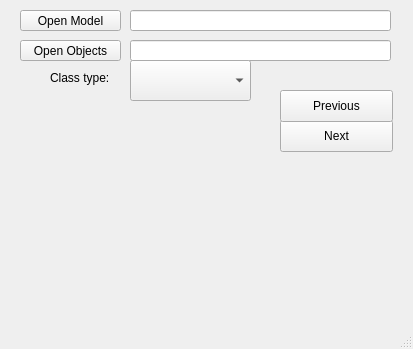
Andoku/AviaEditor, file mainwindow.ui: the form before one commit.
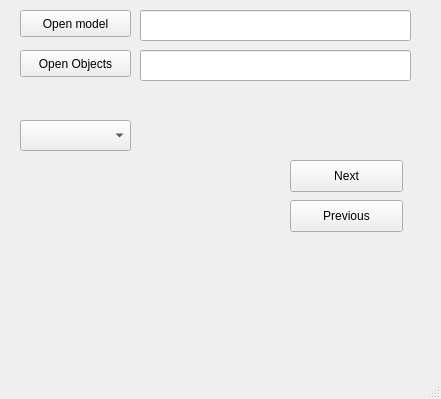
The form after the commit.

Commit message: Добавил перечислимый тип

The edit to the form file:
```diff
--- a/mainwindow.ui
+++ b/mainwindow.ui
@@ -6,47 +6,21 @@
    <rect>
     <x>0</x>
     <y>0</y>
-    <width>413</width>
-    <height>349</height>
+    <width>441</width>
+    <height>399</height>
    </rect>
   </property>
   <property name="windowTitle">
    <string>AviaEditor</string>
   </property>
   <widget class="QWidget" name="centralWidget">
-   <widget class="QToolButton" name="openModelButton">
-    <property name="geometry">
-     <rect>
-      <x>20</x>
-      <y>10</y>
-      <width>101</width>
-      <height>21</height>
-     </rect>
-    </property>
-    <property name="text">
-     <string>Open Model</string>
-    </property>
-   </widget>
-   <widget class="QToolButton" name="openObjectsButton">
-    <property name="geometry">
-     <rect>
-      <x>20</x>
-      <y>40</y>
-      <width>101</width>
-      <height>21</height>
-     </rect>
-    </property>
-    <property name="text">
-     <string>Open Objects</string>
-    </property>
-   </widget>
    <widget class="QLineEdit" name="modelFile">
     <property name="geometry">
      <rect>
-      <x>130</x>
+      <x>140</x>
       <y>10</y>
-      <width>261</width>
-      <height>21</height>
+      <width>271</width>
+      <height>31</height>
      </rect>
     </property>
     <property name="readOnly">
@@ -56,31 +30,21 @@
    <widget class="QLineEdit" name="objectsFile">
     <property name="geometry">
      <rect>
-      <x>130</x>
-      <y>40</y>
-      <width>261</width>
-      <height>21</height>
+      <x>140</x>
+      <y>50</y>
+      <width>271</width>
+      <height>31</height>
      </rect>
     </property>
     <property name="readOnly">
      <bool>true</bool>
     </property>
    </widget>
-   <widget class="QComboBox" name="classType">
-    <property name="geometry">
-     <rect>
-      <x>130</x>
-      <y>60</y>
-      <width>121</width>
-      <height>41</height>
-     </rect>
-    </property>
-   </widget>
    <widget class="QPushButton" name="nextButton">
     <property name="geometry">
      <rect>
-      <x>280</x>
-      <y>120</y>
+      <x>290</x>
+      <y>160</y>
       <width>113</width>
       <height>32</height>
      </rect>
@@ -92,8 +56,8 @@
    <widget class="QPushButton" name="previousButton">
     <property name="geometry">
      <rect>
-      <x>280</x>
-      <y>90</y>
+      <x>290</x>
+      <y>200</y>
       <width>113</width>
       <height>32</height>
      </rect>
@@ -102,30 +66,53 @@
      <string>Previous</string>
     </property>
    </widget>
-   <widget class="QLabel" name="classLabel">
-    <property name="geometry">
-     <rect>
-      <x>50</x>
-      <y>70</y>
-      <width>71</width>
-      <height>16</height>
-     </rect>
-    </property>
-    <property name="text">
-     <string>Class type:</string>
-    </property>
-   </widget>
    <widget class="QWidget" name="gridLayoutWidget">
     <property name="geometry">
      <rect>
       <x>20</x>
-      <y>100</y>
+      <y>160</y>
       <width>251</width>
-      <height>191</height>
+      <height>171</height>
      </rect>
     </property>
     <layout class="QGridLayout" name="layout"/>
    </widget>
+   <widget class="QComboBox" name="classType">
+    <property name="geometry">
+     <rect>
+      <x>20</x>
+      <y>120</y>
+      <width>111</width>
+      <height>31</height>
+     </rect>
+    </property>
+   </widget>
+   <widget class="QPushButton" name="openModelButton">
+    <property name="geometry">
+     <rect>
+      <x>20</x>
+      <y>10</y>
+      <width>111</width>
+      <height>27</height>
+     </rect>
+    </property>
+    <property name="text">
+     <string>Open model</string>
+    </property>
+   </widget>
+   <widget class="QPushButton" name="openObjectsButton">
+    <property name="geometry">
+     <rect>
+      <x>20</x>
+      <y>50</y>
+      <width>111</width>
+      <height>27</height>
+     </rect>
+    </property>
+    <property name="text">
+     <string>Open Objects</string>
+    </property>
+   </widget>
   </widget>
   <widget class="QStatusBar" name="statusBar"/>
   <widget class="QMenuBar" name="menuBar">
```
Left out of the diff: 4 changed lines with no effect on the pictures. The commit also changes 2 other files.
